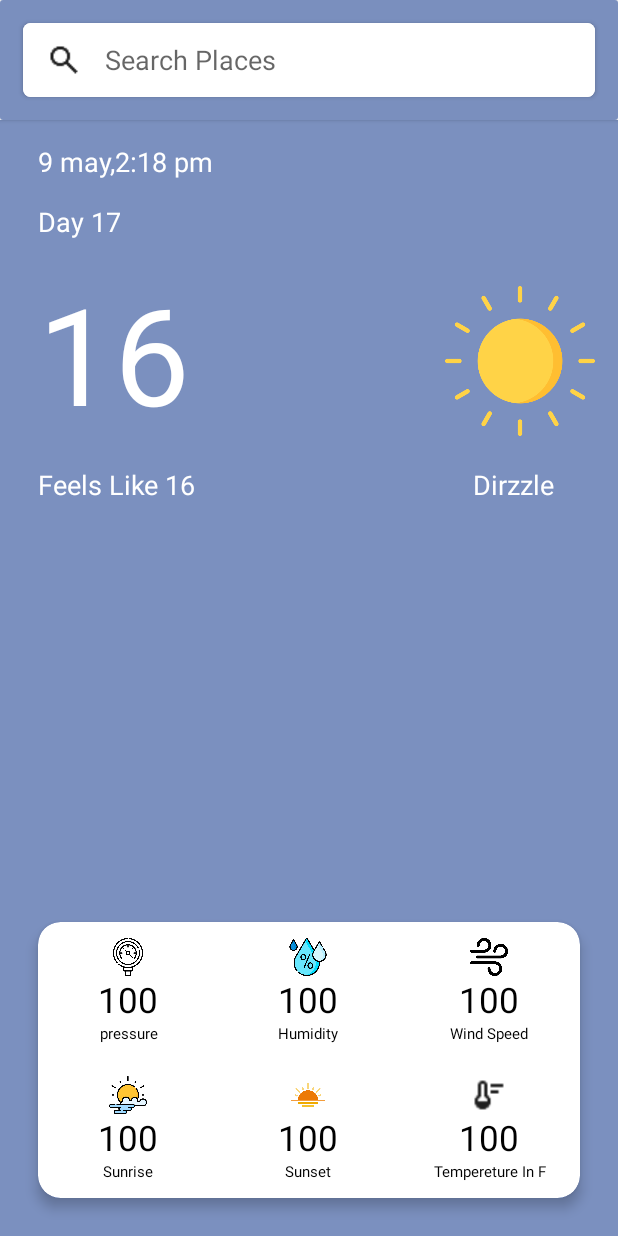
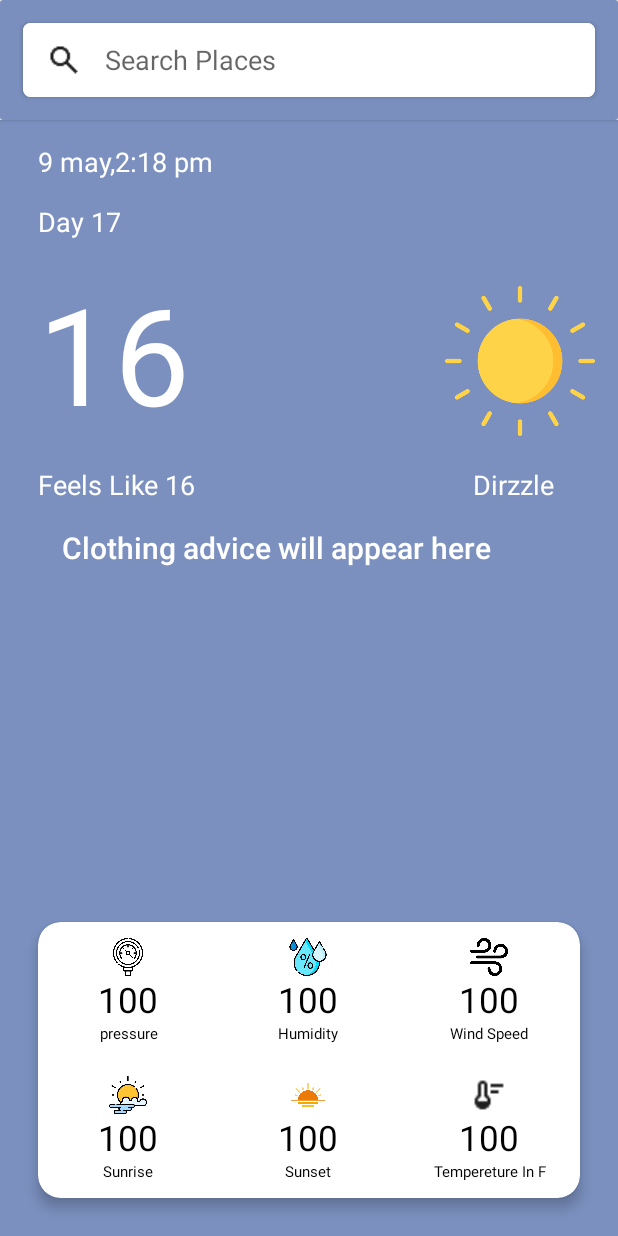
Before and after one commit to majdoleen-saadeh/WeatheryApp, an Android app built with Jetpack Compose: the screen it shows after launch (MainActivity), on a phone screen of 412 x 824 dp. Run offline under Robolectric (Android 15) with nearby library versions, the phone set to English and light mode, and no system bars; our stand-ins replace Picasso; pictures from the network do not load; 1 statement that could not run was skipped.

Commit message:
update the app

```diff
--- a/app/src/main/res/layout/activity_main.xml
+++ b/app/src/main/res/layout/activity_main.xml
@@ -186,6 +186,19 @@
                         </TextView>
 
                     </LinearLayout>
+
+                    <TextView
+                        android:id="@+id/tv_clothing_advice"
+                        android:layout_width="wrap_content"
+                        android:layout_height="wrap_content"
+                        android:backgroundTint="#F8F6F6"
+                        android:text="Clothing advice will appear here"
+                        android:textSize="20dp"
+                        android:textColor="@color/white"
+                        android:layout_marginTop="16dp"
+                        android:layout_marginStart="16dp"
+                        android:layout_marginEnd="16dp"
+                        android:fontFamily="sans-serif-medium"/>
 
                 </LinearLayout>
 
```
Also changed, not shown: app/src/main/java/com/example/weatherapp/MainActivity.kt (+22 -1 lines).
